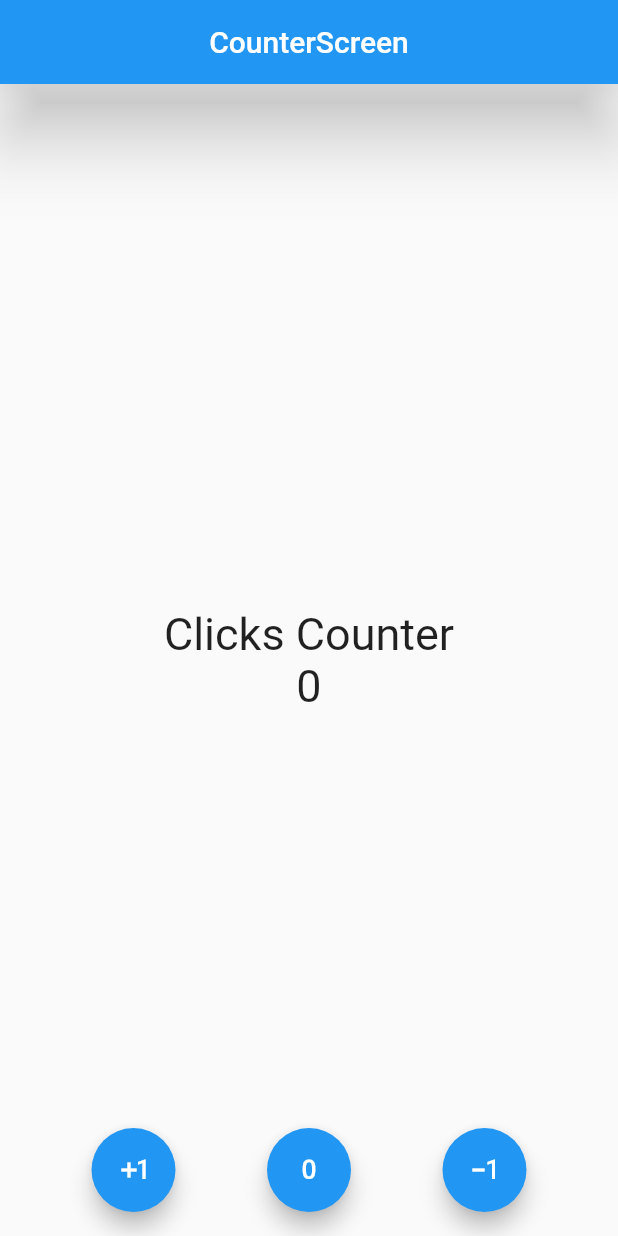
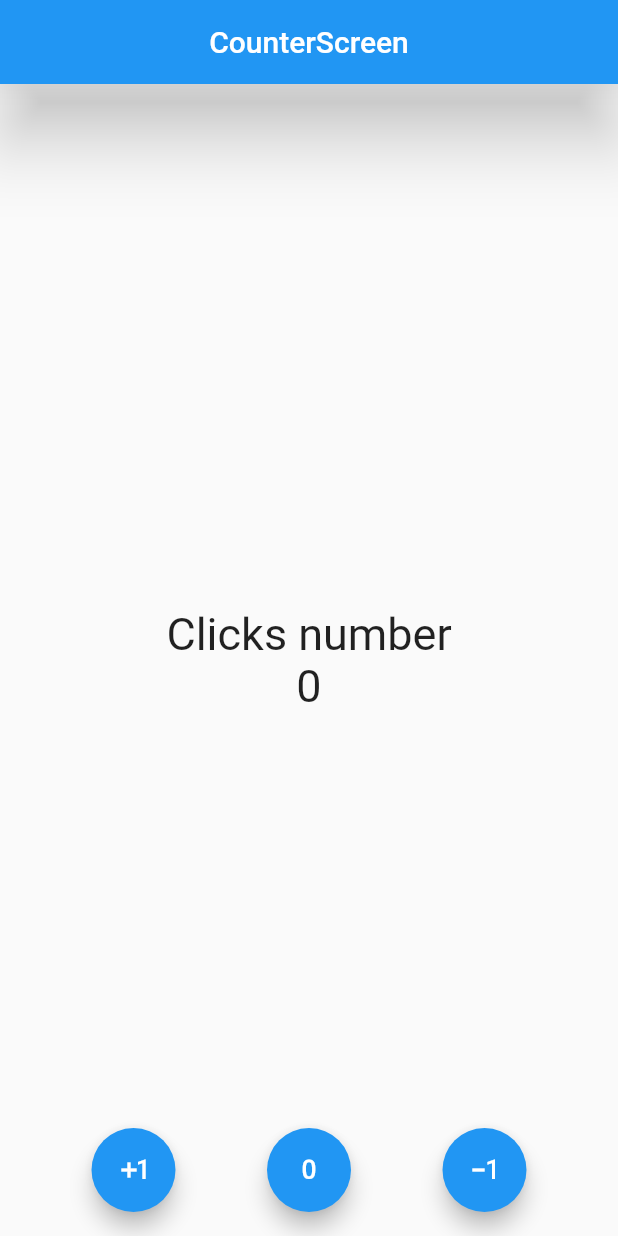
Before and after one commit to ChristianTC/counter_app_flutter, a Flutter app: the screen it shows after launch, on a phone screen of 412 x 824 dp. Run offline on Flutter 3.47's test engine with Material 2 defaults, Android fonts, the phone set to English and light mode, and no system bars.

Commit message:
change number title

```diff
--- a/lib/screens/counter_screen.dart
+++ b/lib/screens/counter_screen.dart
@@ -40,7 +40,7 @@ class _CounterScreenState extends State<CounterScreen> {
               crossAxisAlignment: CrossAxisAlignment.center,
               children: <Widget>[
                 const Text(
-                  'Clicks Counter',
+                  'Clicks number',
                   style: fontSize30,
                 ),
                 Text(
```
